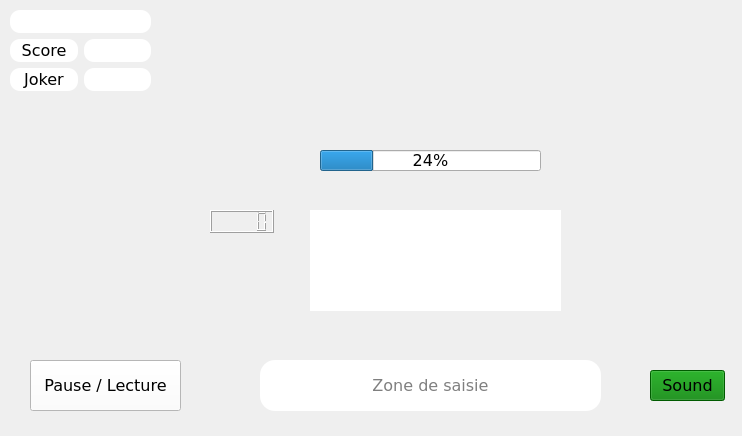
First picture: the form in game.ui, repository CedricTellier/dactylo_game, before the edit.
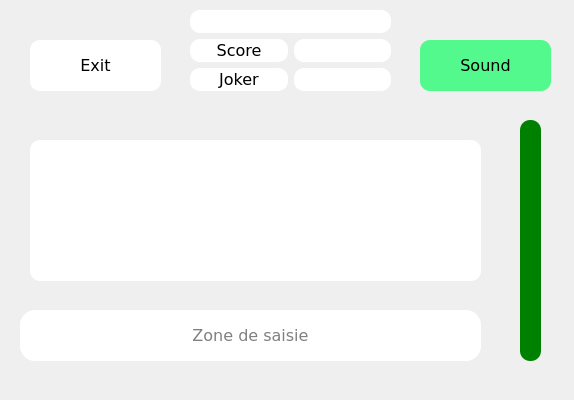
Second picture: the form after the edit.

The edit to the form file:
```diff
--- a/game.ui
+++ b/game.ui
@@ -6,8 +6,8 @@
    <rect>
     <x>0</x>
     <y>0</y>
-    <width>742</width>
-    <height>436</height>
+    <width>574</width>
+    <height>400</height>
    </rect>
   </property>
   <property name="font">
@@ -29,9 +29,9 @@
   <widget class="QWidget" name="gridLayoutWidget">
    <property name="geometry">
     <rect>
-     <x>10</x>
+     <x>190</x>
      <y>10</y>
-     <width>141</width>
+     <width>201</width>
      <height>81</height>
     </rect>
    </property>
@@ -113,38 +113,15 @@
     </item>
    </layout>
   </widget>
-  <widget class="QPushButton" name="btPause">
-   <property name="geometry">
-    <rect>
-     <x>30</x>
-     <y>360</y>
-     <width>151</width>
-     <height>51</height>
-    </rect>
-   </property>
-   <property name="focusPolicy">
-    <enum>Qt::TabFocus</enum>
-   </property>
-   <property name="styleSheet">
-    <string notr="true">background-color: rgb(255, 255, 255);
-font: 12pt &quot;Verdana&quot;;</string>
-   </property>
-   <property name="text">
-    <string>Pause / Lecture</string>
-   </property>
-   <property name="autoDefault">
-    <bool>true</bool>
-   </property>
-  </widget>
   <widget class="QLineEdit" name="leTaper">
    <property name="enabled">
     <bool>true</bool>
    </property>
    <property name="geometry">
     <rect>
-     <x>260</x>
-     <y>360</y>
-     <width>341</width>
+     <x>20</x>
+     <y>310</y>
+     <width>461</width>
      <height>51</height>
     </rect>
    </property>
@@ -181,10 +158,10 @@
   <widget class="QPushButton" name="btSound">
    <property name="geometry">
     <rect>
-     <x>650</x>
-     <y>370</y>
-     <width>75</width>
-     <height>31</height>
+     <x>420</x>
+     <y>40</y>
+     <width>131</width>
+     <height>51</height>
     </rect>
    </property>
    <property name="font">
@@ -197,8 +174,9 @@
     <enum>Qt::TabFocus</enum>
    </property>
    <property name="styleSheet">
-    <string notr="true">background-color: green
-</string>
+    <string notr="true">background-color: #54F98D;
+border-radius:10px;
+outline:none;</string>
    </property>
    <property name="text">
     <string>Sound</string>
@@ -210,22 +188,23 @@
   <widget class="QLabel" name="lbMots">
    <property name="geometry">
     <rect>
-     <x>310</x>
-     <y>210</y>
-     <width>251</width>
-     <height>101</height>
+     <x>30</x>
+     <y>140</y>
+     <width>451</width>
+     <height>141</height>
     </rect>
    </property>
    <property name="font">
     <font>
      <family>Verdana</family>
-     <pointsize>12</pointsize>
+     <pointsize>20</pointsize>
      <weight>75</weight>
      <bold>true</bold>
     </font>
    </property>
    <property name="styleSheet">
-    <string notr="true">background-color: white;</string>
+    <string notr="true">background-color: white;
+border-radius: 10px;</string>
    </property>
    <property name="text">
     <string/>
@@ -237,25 +216,69 @@
   <widget class="QProgressBar" name="PBtime">
    <property name="geometry">
     <rect>
-     <x>320</x>
-     <y>150</y>
-     <width>221</width>
-     <height>21</height>
+     <x>520</x>
+     <y>120</y>
+     <width>21</width>
+     <height>241</height>
     </rect>
    </property>
+   <property name="autoFillBackground">
+    <bool>false</bool>
+   </property>
+   <property name="styleSheet">
+    <string notr="true">:chunk{background-color:green; border-radius:10px;}
+#PBtime{background-color:white; border-radius:10px;}</string>
+   </property>
+   <property name="inputMethodHints">
+    <set>Qt::ImhNone</set>
+   </property>
+   <property name="maximum">
+    <number>60</number>
+   </property>
    <property name="value">
-    <number>24</number>
+    <number>60</number>
+   </property>
+   <property name="alignment">
+    <set>Qt::AlignCenter</set>
+   </property>
+   <property name="textVisible">
+    <bool>false</bool>
+   </property>
+   <property name="orientation">
+    <enum>Qt::Vertical</enum>
+   </property>
+   <property name="textDirection">
+    <enum>QProgressBar::BottomToTop</enum>
    </property>
   </widget>
-  <widget class="QLCDNumber" name="Qchronometre">
+  <widget class="QPushButton" name="btSortie">
    <property name="geometry">
     <rect>
-     <x>210</x>
-     <y>210</y>
-     <width>64</width>
-     <height>23</height>
+     <x>30</x>
+     <y>40</y>
+     <width>131</width>
+     <height>51</height>
     </rect>
    </property>
+   <property name="font">
+    <font>
+     <family>Verdana</family>
+     <pointsize>12</pointsize>
+    </font>
+   </property>
+   <property name="focusPolicy">
+    <enum>Qt::TabFocus</enum>
+   </property>
+   <property name="styleSheet">
+    <string notr="true">:focus {background-color:#CECECE;border-radius:10px;outline:none;font :bold;}
+:!focus{background-color: rgb(255, 255, 255);border-radius:10px}</string>
+   </property>
+   <property name="text">
+    <string>Exit</string>
+   </property>
+   <property name="autoDefault">
+    <bool>true</bool>
+   </property>
   </widget>
  </widget>
  <resources/>
```
